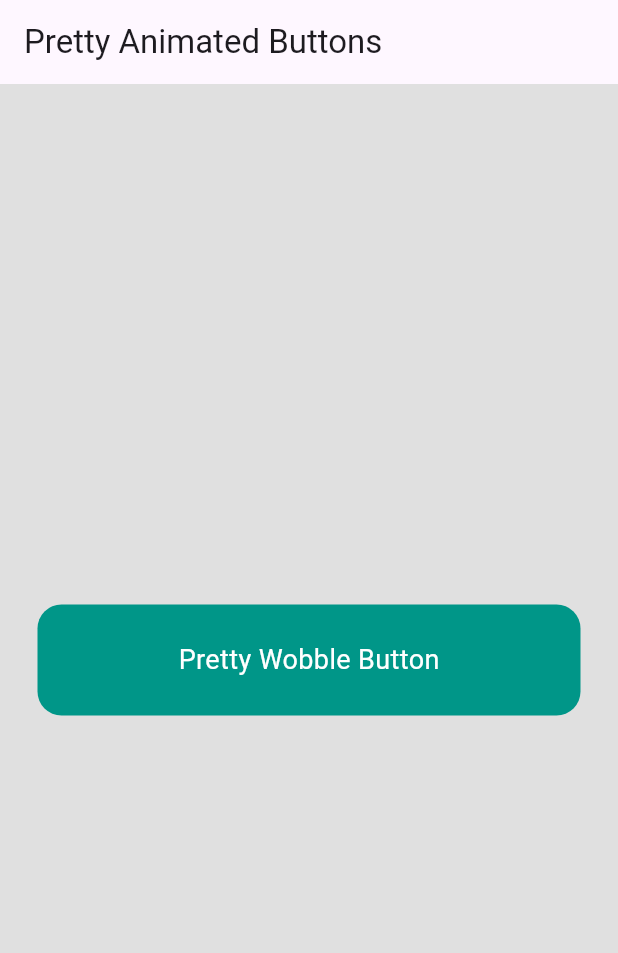
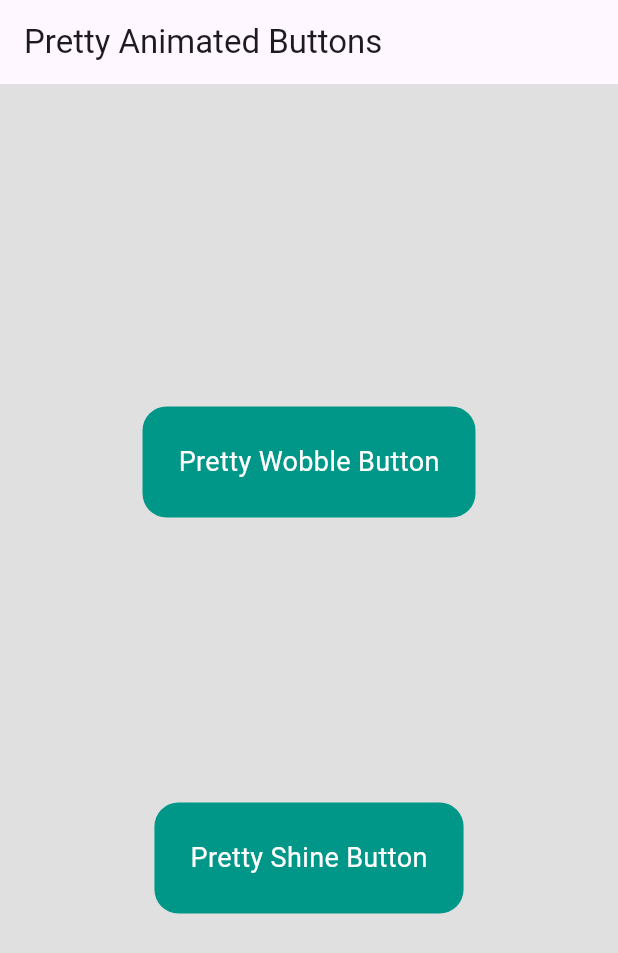
Before and after one commit to YeLwinOo-Steve/pretty_animated_buttons, a Flutter app: the screen it shows after launch, on a phone screen of 412 x 824 dp. Shown: the top 953 px of the screen. Run offline on Flutter 3.47's test engine with Material 3 defaults, Android fonts, the phone set to English and light mode, and no system bars; our stand-ins replace flutter_inset_shadow.

Commit message:
updated: button styles

```diff
--- a/example/lib/main.dart
+++ b/example/lib/main.dart
@@ -137,13 +137,15 @@ class _PrettyButtonsExampleState extends State<PrettyButtonsExample> {
                   style: TextStyle(color: Colors.white, fontSize: 18),
                 ),
               ),
-              // PrettyShineButton(
-              //   onPressed: () {},
-              //   child: const Text(
-              //     'Pretty Shine Button',
-              //     style: TextStyle(color: Colors.white),
-              //   ),
-              // ),
+              PrettyShineButton(
+                onPressed: () {},
+                borderRadius: 16,
+                padding: const EdgeInsets.all(24.0),
+                child: const Text(
+                  'Pretty Shine Button',
+                  style: TextStyle(color: Colors.white, fontSize: 18),
+                ),
+              ),
             ],
           ),
         ),
--- a/lib/widgets/pretty_shine_button.dart
+++ b/lib/widgets/pretty_shine_button.dart
@@ -12,7 +12,7 @@ class PrettyShineButton extends StatefulWidget {
     required this.onPressed,
     this.bgColor = Colors.teal,
     this.borderRadius = s5,
-    this.duration = duration500,
+    this.duration = duration1000,
     this.curve = Curves.easeInOut,
     this.slidePosition = ShineSlidePositions.topLeft,
   }) : super(key: key);
--- a/lib/widgets/pretty_wobble_button.dart
+++ b/lib/widgets/pretty_wobble_button.dart
@@ -89,7 +89,7 @@ class _WobbleButtonState extends State<WobbleButton>
                 borderRadius: BorderRadius.circular(widget.borderRadius),
                 color: widget.bgColor,
               ),
-              child: Center(child: widget.child),
+              child: widget.child,
             ),
           ),
         );
```
